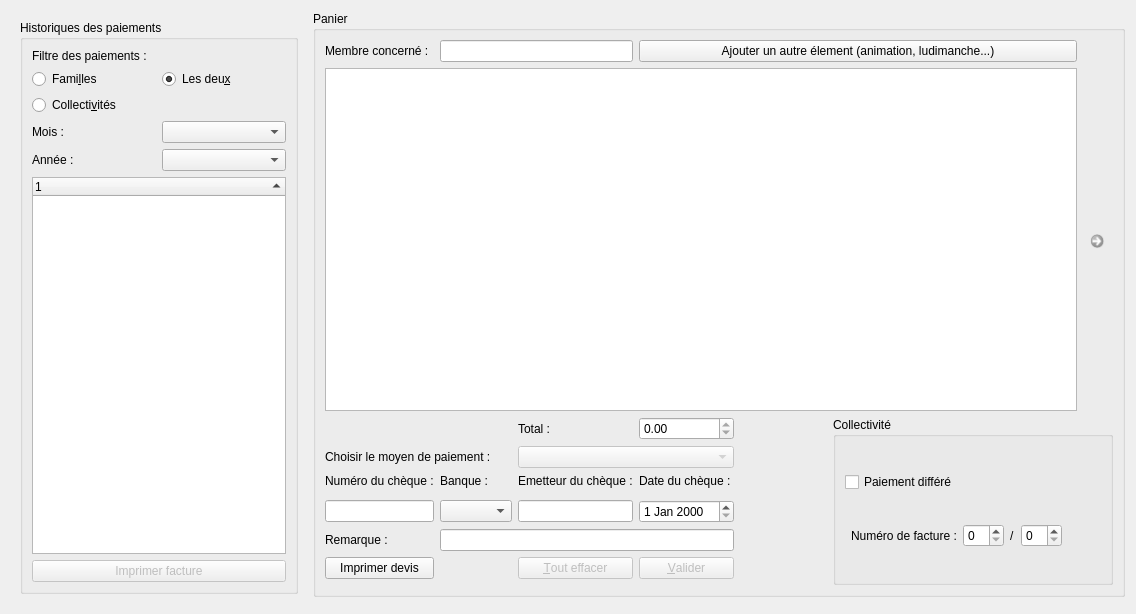
Old version of the form f_panier.ui in the repository nivhg/ludopen.
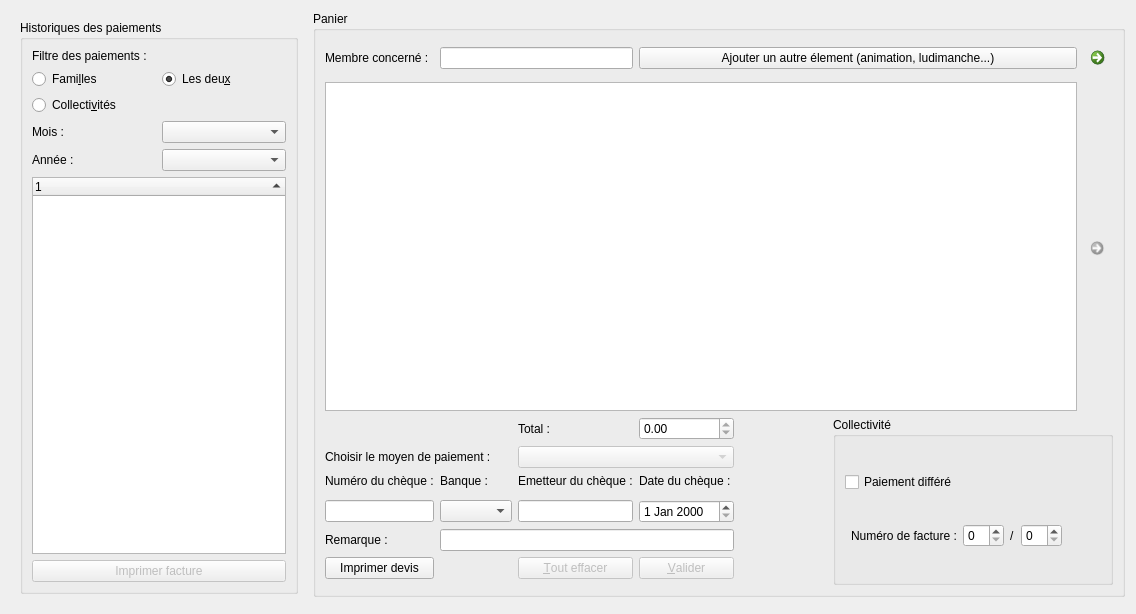
New version of the form. Icons and pictures are not drawn.

What changed in the file:
```diff
--- a/f_panier.ui
+++ b/f_panier.ui
@@ -383,6 +383,23 @@
         </layout>
        </widget>
       </item>
+      <item row="0" column="6">
+       <widget class="QCommandLinkButton" name="Bt_Aide">
+        <property name="maximumSize">
+         <size>
+          <width>30</width>
+          <height>16777215</height>
+         </size>
+        </property>
+        <property name="text">
+         <string/>
+        </property>
+        <property name="icon">
+         <iconset resource="ImagesIcones.qrc">
+          <normaloff>:/Aide2.png</normaloff>:/Aide2.png</iconset>
+        </property>
+       </widget>
+      </item>
      </layout>
     </widget>
    </item>
```
